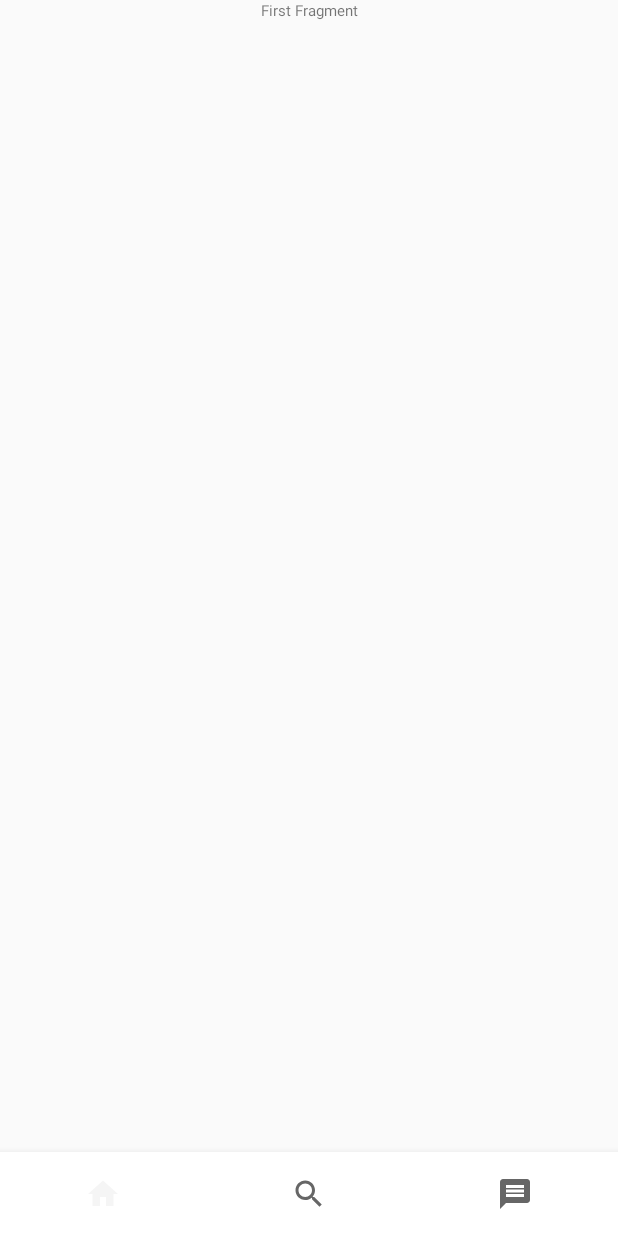
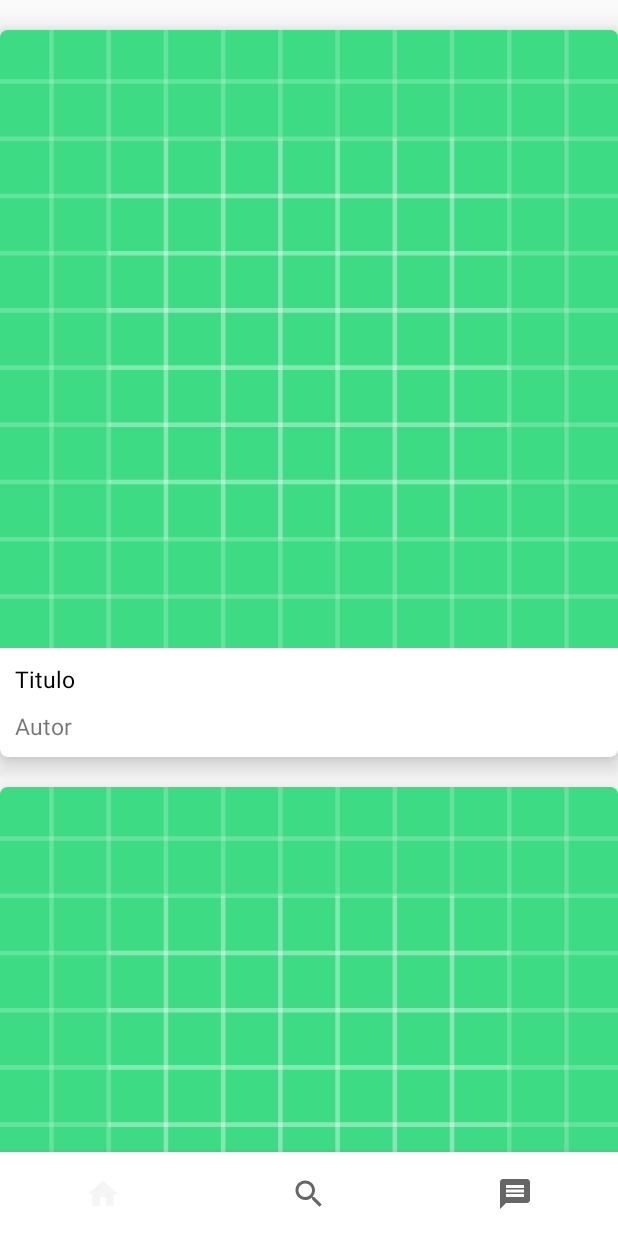
Before and after one commit to danihmello06/imagesbook, an Android app: the Fragment01 screen opened directly, with no data from a screen before it, on a phone screen of 412 x 824 dp. Before the commit the screen is almost empty. Run offline under Robolectric (Android 15) with nearby library versions, the phone set to English and light mode, and no system bars; our stand-ins replace navigation-ui; pictures from the network do not load.

Commit message:
Added recycle view

```diff
--- a/app/build.gradle
+++ b/app/build.gradle
@@ -40,4 +40,16 @@ dependencies {
     implementation 'com.squareup.retrofit2:retrofit:2.6.1'
     implementation 'com.squareup.retrofit2:converter-gson:2.6.1'
     implementation 'com.squareup.okhttp3:logging-interceptor:4.2.0'
+    // Card View
+    def cardview_version = "1.0.0"
+    implementation "androidx.cardview:cardview:$cardview_version"
+
+    // Recyclerview
+    def recyclerview_version = "1.0.0"
+    implementation "androidx.recyclerview:recyclerview:$recyclerview_version"
+
+    //glide
+    def glide_version = "4.8.0"
+    implementation "com.github.bumptech.glide:glide:$glide_version"
+    annotationProcessor "com.github.bumptech.glide:compiler:$glide_version"
 }
--- a/app/src/main/AndroidManifest.xml
+++ b/app/src/main/AndroidManifest.xml
@@ -1,6 +1,8 @@
 <?xml version="1.0" encoding="utf-8"?>
 <manifest xmlns:android="http://schemas.android.com/apk/res/android"
     package="com.example.imagesbook">
+
+    <uses-permission android:name="android.permission.INTERNET"/>
 
     <application
         android:allowBackup="true"
--- a/app/src/main/java/com/example/imagesbook/Fragment01.kt
+++ b/app/src/main/java/com/example/imagesbook/Fragment01.kt
@@ -5,28 +5,19 @@ import androidx.fragment.app.Fragment
 import android.view.LayoutInflater
 import android.view.View
 import android.view.ViewGroup
+import androidx.recyclerview.widget.LinearLayoutManager
+import com.example.imagesbook.backend.DataSource
+import kotlinx.android.synthetic.main.fragment_01.*
 
-// TODO: Rename parameter arguments, choose names that match
-// the fragment initialization parameters, e.g. ARG_ITEM_NUMBER
-private const val ARG_PARAM1 = "param1"
-private const val ARG_PARAM2 = "param2"
 
-/**
- * A simple [Fragment] subclass.
- * Use the [Fragment01.newInstance] factory method to
- * create an instance of this fragment.
- */
+
 class Fragment01 : Fragment() {
-    // TODO: Rename and change types of parameters
-    private var param1: String? = null
-    private var param2: String? = null
+
+    private lateinit var recyclerAdapter: RecyclerAdapter
 
     override fun onCreate(savedInstanceState: Bundle?) {
         super.onCreate(savedInstanceState)
-        arguments?.let {
-            param1 = it.getString(ARG_PARAM1)
-            param2 = it.getString(ARG_PARAM2)
-        }
+
     }
 
     override fun onCreateView(
@@ -37,23 +28,35 @@ class Fragment01 : Fragment() {
         return inflater.inflate(R.layout.fragment_01, container, false)
     }
 
-    companion object {
-        /**
-         * Use this factory method to create a new instance of
-         * this fragment using the provided parameters.
-         *
-         * @param param1 Parameter 1.
-         * @param param2 Parameter 2.
-         * @return A new instance of fragment Fragment01.
-         */
-        // TODO: Rename and change types and number of parameters
-        @JvmStatic
-        fun newInstance(param1: String, param2: String) =
-            Fragment01().apply {
-                arguments = Bundle().apply {
-                    putString(ARG_PARAM1, param1)
-                    putString(ARG_PARAM2, param2)
-                }
-            }
+    override fun onActivityCreated(savedInstanceState: Bundle?) {
+        super.onActivityCreated(savedInstanceState)
+        initRecyclerView()
+        addDataSet()
     }
+
+//    companion object {
+//        @JvmStatic
+//        fun newInstance(param1: String, param2: String) =
+//            Fragment01().apply {
+//                arguments = Bundle().apply {
+//                }
+//            }
+//    }
+
+    private fun addDataSet() {
+        val data = DataSource.createDataSet()
+        recyclerAdapter.submitList(data)
+    }
+
+    private fun initRecyclerView() {
+        recycler_view.apply {
+            layoutManager = LinearLayoutManager(context)
+            val topSpacingDecoration = TopSpacingItemDecoration(30)
+            addItemDecoration(topSpacingDecoration)
+            recyclerAdapter = RecyclerAdapter()
+            adapter = recyclerAdapter
+        }
+    }
+
+
 }
--- /dev/null
+++ b/app/src/main/java/com/example/imagesbook/RecyclerAdapter.kt
@@ -0,0 +1,63 @@
+package com.example.imagesbook
+
+import android.view.LayoutInflater
+import android.view.View
+import android.view.ViewGroup
+import androidx.appcompat.view.menu.ActionMenuItemView
+import androidx.recyclerview.widget.RecyclerView
+import com.bumptech.glide.Glide
+import com.bumptech.glide.request.RequestOptions
+import com.example.imagesbook.backend.model.Post
+import kotlinx.android.synthetic.main.layout_photo_list_item.view.*
+
+class RecyclerAdapter : RecyclerView.Adapter<RecyclerView.ViewHolder>() {
+
+    private var items: List<Post> = ArrayList()
+
+    override fun onCreateViewHolder(parent: ViewGroup, viewType: Int): RecyclerView.ViewHolder {
+        return ViewHolder(
+            LayoutInflater.from(parent.context).inflate(R.layout.layout_photo_list_item, parent, false)
+        )
+    }
+
+    override fun onBindViewHolder(holder: RecyclerView.ViewHolder, position: Int) {
+        when(holder){
+            is ViewHolder -> {
+                holder.bind(items.get(position))
+            }
+        }
+    }
+
+    override fun getItemCount(): Int {
+        return items.size
+    }
+
+    fun submitList(list: List<Post>) {
+        items = list
+    }
+
+
+    class ViewHolder constructor(
+        itemView: View
+    ): RecyclerView.ViewHolder(itemView) {
+        val image = itemView.image_card
+        val title = itemView.image_title
+        val author = itemView.image_author
+
+        fun bind(post: Post) {
+            title.setText(post.title)
+            author.setText(post.username)
+
+            val requestOptions = RequestOptions()
+                .placeholder(R.drawable.ic_launcher_background)
+                .error(R.drawable.ic_launcher_background)
+
+            Glide.with(itemView.context)
+                .applyDefaultRequestOptions(requestOptions)
+                .load(post.image)
+                .into(image)
+        }
+    }
+
+
+}
--- /dev/null
+++ b/app/src/main/java/com/example/imagesbook/TopSpacingItemDecoration.kt
@@ -0,0 +1,17 @@
+package com.example.imagesbook
+
+import android.graphics.Rect
+import android.view.View
+import androidx.recyclerview.widget.RecyclerView
+
+class TopSpacingItemDecoration (private val padding: Int): RecyclerView.ItemDecoration() {
+    override fun getItemOffsets(
+        outRect: Rect,
+        view: View,
+        parent: RecyclerView,
+        state: RecyclerView.State
+    ) {
+        super.getItemOffsets(outRect, view, parent, state)
+        outRect.top = padding
+    }
+}
--- a/app/src/main/java/com/example/imagesbook/backend/DataSource.kt
+++ b/app/src/main/java/com/example/imagesbook/backend/DataSource.kt
@@ -1 +1,72 @@
 package com.example.imagesbook.backend
+
+import com.example.imagesbook.backend.model.Post
+
+class DataSource {
+
+    companion object {
+
+        fun createDataSet(): ArrayList<Post> {
+            val list = ArrayList<Post>()
+            list.add(
+                Post (
+                    "Titulo",
+                    "Corpo",
+                    "https://raw.githubusercontent.com/danihmello06/imagesbook/master/app/src/main/res/drawable/imagem1.jpg",
+                    "Autor"
+                )
+            )
+            list.add(
+                Post (
+                    "Titulo",
+                    "Corpo",
+                    "https://raw.githubusercontent.com/danihmello06/imagesbook/master/app/src/main/res/drawable/imagem2.png",
+                    "Autor"
+                )
+            )
+            list.add(
+                Post (
+                    "Titulo",
+                    "Corpo",
+                    "https://raw.githubusercontent.com/danihmello06/imagesbook/master/app/src/main/res/drawable/imagem3.png",
+                    "Autor"
+                )
+            )
+            list.add(
+                Post (
+                    "Titulo",
+                    "Corpo",
+                    "https://raw.githubusercontent.com/danihmello06/imagesbook/master/app/src/main/res/drawable/imagem4.png",
+                    "Autor"
+                )
+            )
+            list.add(
+                Post (
+                    "Titulo",
+                    "Corpo",
+                    "https://raw.githubusercontent.com/danihmello06/imagesbook/master/app/src/main/res/drawable/imagem5.png",
+                    "Autor"
+                )
+            )
+            list.add(
+                Post (
+                    "Titulo",
+                    "Corpo",
+                    "https://raw.githubusercontent.com/danihmello06/imagesbook/master/app/src/main/res/drawable/imagem6.png",
+                    "Autor"
+                )
+            )
+            list.add(
+                Post (
+                    "Titulo",
+                    "Corpo",
+                    "https://raw.githubusercontent.com/danihmello06/imagesbook/master/app/src/main/res/drawable/imagem7.jpg",
+                    "Autor"
+                )
+            )
+            return list
+        }
+
+    }
+
+}
--- a/app/src/main/java/com/example/imagesbook/backend/model/Post.kt
+++ b/app/src/main/java/com/example/imagesbook/backend/model/Post.kt
@@ -1 +1,10 @@
 package com.example.imagesbook.backend.model
+
+data class Post(
+    var title: String,
+    var body: String,
+    var image: String,
+    var username: String
+) {
+
+}
--- a/app/src/main/res/layout/fragment_01.xml
+++ b/app/src/main/res/layout/fragment_01.xml
@@ -6,17 +6,13 @@
     android:layout_height="match_parent"
     tools:context=".Fragment01">
 
-    <!-- TODO: Update blank fragment layout -->
-    <TextView
+    <androidx.recyclerview.widget.RecyclerView
         android:layout_width="match_parent"
         android:layout_height="match_parent"
-        android:text="First Fragment"
-        android:textAlignment="center"
-        android:textSize="10dp"
-        app:layout_constraintBottom_toBottomOf="parent"
-        app:layout_constraintEnd_toEndOf="parent"
-        app:layout_constraintStart_toStartOf="parent"
-        app:layout_constraintTop_toTopOf="parent" />
+        android:id="@+id/recycler_view"/>
+
+
+
 
 
 </androidx.constraintlayout.widget.ConstraintLayout>
--- /dev/null
+++ b/app/src/main/res/layout/layout_photo_list_item.xml
@@ -0,0 +1,58 @@
+<?xml version="1.0" encoding="utf-8"?>
+<androidx.cardview.widget.CardView xmlns:android="http://schemas.android.com/apk/res/android"
+    android:layout_width="match_parent"
+    android:layout_height="wrap_content"
+    xmlns:app1="http://schemas.android.com/apk/res-auto"
+    app1:cardElevation="10dp"
+    app1:cardCornerRadius="5dp"
+    app1:cardPreventCornerOverlap="false">
+
+    <androidx.constraintlayout.widget.ConstraintLayout
+        android:layout_width="match_parent"
+        android:layout_height="wrap_content">
+
+        <ImageView
+            android:layout_width="match_parent"
+            android:layout_height="0dp"
+            app1:layout_constraintTop_toTopOf="parent"
+            app1:layout_constraintLeft_toLeftOf="parent"
+            app1:layout_constraintRight_toRightOf="parent"
+            android:id="@+id/image_card"
+            android:padding="0dp"
+            android:layout_margin="0dp"
+            android:adjustViewBounds="true"
+            android:scaleType="fitXY"/>
+
+        <LinearLayout
+            android:layout_width="match_parent"
+            android:layout_height="wrap_content"
+            app1:layout_constraintTop_toBottomOf="@id/image_card"
+            app1:layout_constraintLeft_toLeftOf="parent"
+            app1:layout_constraintRight_toRightOf="parent"
+            app1:layout_constraintBottom_toBottomOf="parent"
+            android:orientation="vertical"
+            android:padding="10dp"
+            android:id="@+id/container1">
+
+            <TextView
+                android:layout_width="match_parent"
+                android:layout_height="wrap_content"
+                android:id="@+id/image_title"
+                android:text="Título"
+                android:textColor="#000"
+                android:textSize="15sp"/>
+
+            <TextView
+                android:layout_width="match_parent"
+                android:layout_height="wrap_content"
+                android:id="@+id/image_author"
+                android:text="Daniela"
+                android:textSize="15sp"
+                android:layout_marginTop="10dp"/>
+
+        </LinearLayout>
+
+    </androidx.constraintlayout.widget.ConstraintLayout>
+
+
+</androidx.cardview.widget.CardView>
--- a/build.gradle
+++ b/build.gradle
@@ -6,7 +6,7 @@ buildscript {
         jcenter()
     }
     dependencies {
-        classpath "com.android.tools.build:gradle:4.0.1"
+        classpath 'com.android.tools.build:gradle:4.1.0'
         classpath "org.jetbrains.kotlin:kotlin-gradle-plugin:$kotlin_version"
 
         // NOTE: Do not place your application dependencies here; they belong
```
Also changed, not shown: gradle/wrapper/gradle-wrapper.properties.
